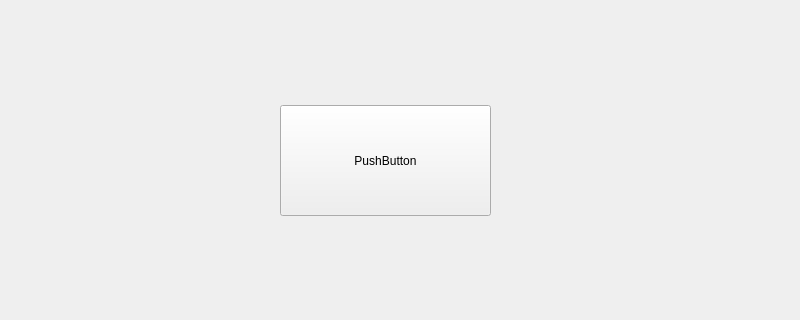
The window that midtermui.ui (chiangryanNFU/MidTermUi) describes before a commit, drawn with Qt 5; both pictures show x 0 to 800 and y 145 to 465 of the 800 by 600 pixel window.
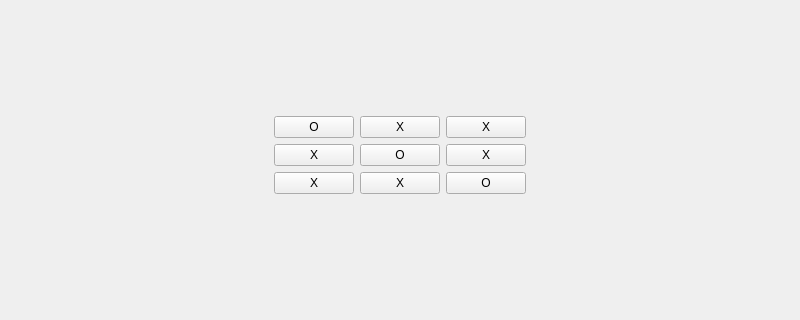
The same window after the commit.

Commit message: Implement 3x3 button grid with O/X pattern and centered layout

```diff
--- a/midtermui.ui
+++ b/midtermui.ui
@@ -13,19 +13,187 @@
   <property name="windowTitle">
    <string>MidTermUi</string>
   </property>
-  <widget class="QPushButton" name="pushButton">
-   <property name="geometry">
-    <rect>
-     <x>280</x>
-     <y>250</y>
-     <width>211</width>
-     <height>111</height>
-    </rect>
-   </property>
-   <property name="text">
-    <string>PushButton</string>
-   </property>
-  </widget>
+  <layout class="QVBoxLayout" name="verticalLayout_main">
+   <item>
+    <spacer name="verticalSpacer_top">
+     <property name="orientation">
+      <enum>Qt::Vertical</enum>
+     </property>
+     <property name="sizeHint" stdset="0">
+      <size>
+       <width>20</width>
+       <height>40</height>
+      </size>
+     </property>
+    </spacer>
+   </item>
+   <item>
+    <layout class="QHBoxLayout" name="horizontalLayout_row1">
+     <item>
+      <spacer name="horizontalSpacer_left1">
+       <property name="orientation">
+        <enum>Qt::Horizontal</enum>
+       </property>
+       <property name="sizeHint" stdset="0">
+        <size>
+         <width>40</width>
+         <height>20</height>
+        </size>
+       </property>
+      </spacer>
+     </item>
+     <item>
+      <widget class="QPushButton" name="pushButton_1">
+       <property name="text">
+        <string>O</string>
+       </property>
+      </widget>
+     </item>
+     <item>
+      <widget class="QPushButton" name="pushButton_2">
+       <property name="text">
+        <string>X</string>
+       </property>
+      </widget>
+     </item>
+     <item>
+      <widget class="QPushButton" name="pushButton_3">
+       <property name="text">
+        <string>X</string>
+       </property>
+      </widget>
+     </item>
+     <item>
+      <spacer name="horizontalSpacer_right1">
+       <property name="orientation">
+        <enum>Qt::Horizontal</enum>
+       </property>
+       <property name="sizeHint" stdset="0">
+        <size>
+         <width>40</width>
+         <height>20</height>
+        </size>
+       </property>
+      </spacer>
+     </item>
+    </layout>
+   </item>
+   <item>
+    <layout class="QHBoxLayout" name="horizontalLayout_row2">
+     <item>
+      <spacer name="horizontalSpacer_left2">
+       <property name="orientation">
+        <enum>Qt::Horizontal</enum>
+       </property>
+       <property name="sizeHint" stdset="0">
+        <size>
+         <width>40</width>
+         <height>20</height>
+        </size>
+       </property>
+      </spacer>
+     </item>
+     <item>
+      <widget class="QPushButton" name="pushButton_4">
+       <property name="text">
+        <string>X</string>
+       </property>
+      </widget>
+     </item>
+     <item>
+      <widget class="QPushButton" name="pushButton_5">
+       <property name="text">
+        <string>O</string>
+       </property>
+      </widget>
+     </item>
+     <item>
+      <widget class="QPushButton" name="pushButton_6">
+       <property name="text">
+        <string>X</string>
+       </property>
+      </widget>
+     </item>
+     <item>
+      <spacer name="horizontalSpacer_right2">
+       <property name="orientation">
+        <enum>Qt::Horizontal</enum>
+       </property>
+       <property name="sizeHint" stdset="0">
+        <size>
+         <width>40</width>
+         <height>20</height>
+        </size>
+       </property>
+      </spacer>
+     </item>
+    </layout>
+   </item>
+   <item>
+    <layout class="QHBoxLayout" name="horizontalLayout_row3">
+     <item>
+      <spacer name="horizontalSpacer_left3">
+       <property name="orientation">
+        <enum>Qt::Horizontal</enum>
+       </property>
+       <property name="sizeHint" stdset="0">
+        <size>
+         <width>40</width>
+         <height>20</height>
+        </size>
+       </property>
+      </spacer>
+     </item>
+     <item>
+      <widget class="QPushButton" name="pushButton_7">
+       <property name="text">
+        <string>X</string>
+       </property>
+      </widget>
+     </item>
+     <item>
+      <widget class="QPushButton" name="pushButton_8">
+       <property name="text">
+        <string>X</string>
+       </property>
+      </widget>
+     </item>
+     <item>
+      <widget class="QPushButton" name="pushButton_9">
+       <property name="text">
+        <string>O</string>
+       </property>
+      </widget>
+     </item>
+     <item>
+      <spacer name="horizontalSpacer_right3">
+       <property name="orientation">
+        <enum>Qt::Horizontal</enum>
+       </property>
+       <property name="sizeHint" stdset="0">
+        <size>
+         <width>40</width>
+         <height>20</height>
+        </size>
+       </property>
+      </spacer>
+     </item>
+    </layout>
+   </item>
+   <item>
+    <spacer name="verticalSpacer_bottom">
+     <property name="orientation">
+      <enum>Qt::Vertical</enum>
+     </property>
+     <property name="sizeHint" stdset="0">
+      <size>
+       <width>20</width>
+       <height>40</height>
+      </size>
+     </property>
+    </spacer>
+   </item>
+  </layout>
  </widget>
  <resources/>
  <connections/>
```
